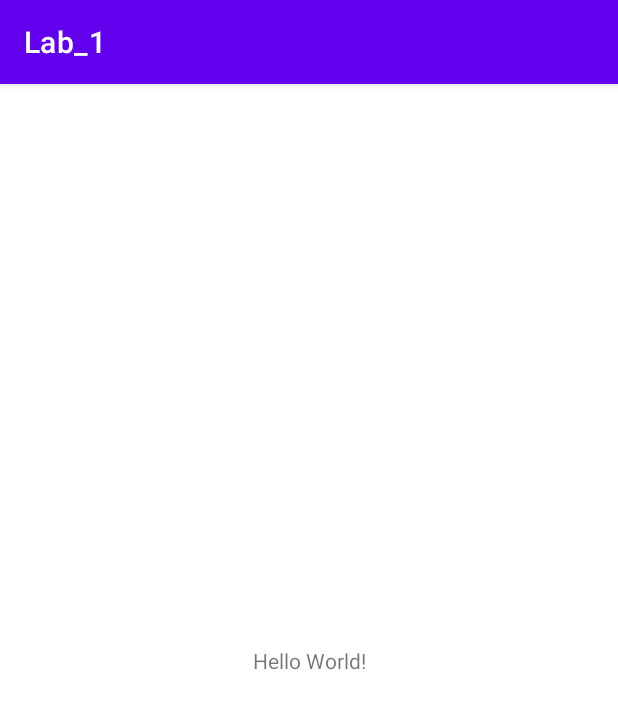
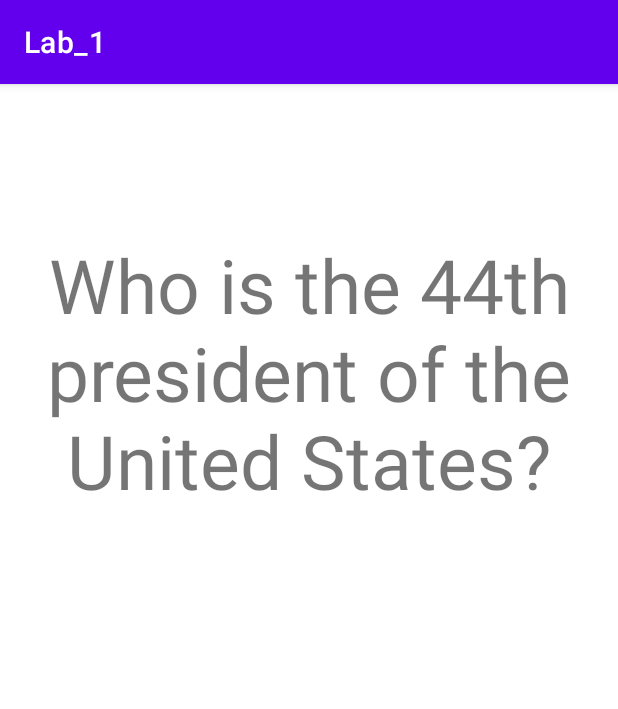
Before and after one commit to Stemluis/CodePath_Flashcard_App, an Android app: the MainActivity screen opened directly, with no data from a screen before it, on a phone screen of 412 x 824 dp. Shown: the top 709 px of the screen. Run offline under Robolectric (Android 15) with nearby library versions, the light colour scheme and no system bars.

Commit message:
Completed required tasks

```diff
--- a/app/src/main/java/com/example/lab_1/MainActivity.java
+++ b/app/src/main/java/com/example/lab_1/MainActivity.java
@@ -1,6 +1,8 @@
 package com.example.lab_1;
 
 import android.os.Bundle;
+import android.view.View;
+import android.widget.TextView;
 
 import androidx.appcompat.app.AppCompatActivity;
 
@@ -10,5 +12,18 @@
     protected void onCreate(Bundle savedInstanceState) {
         super.onCreate(savedInstanceState);
         setContentView(R.layout.activity_main);
+
+        TextView question = findViewById(R.id.flashcard_question);
+        TextView answer = findViewById(R.id.flashcard_answer);
+
+        question.setOnClickListener(v -> {
+            question.setVisibility(View.GONE);
+            answer.setVisibility(View.VISIBLE);
+        });
+
+        answer.setOnClickListener(v -> {
+            answer.setVisibility(View.GONE);
+            question.setVisibility(View.VISIBLE);
+        });
     }
 }
--- a/app/src/main/res/layout/activity_main.xml
+++ b/app/src/main/res/layout/activity_main.xml
@@ -1,5 +1,5 @@
 <?xml version="1.0" encoding="utf-8"?>
-<androidx.constraintlayout.widget.ConstraintLayout xmlns:android="http://schemas.android.com/apk/res/android"
+<RelativeLayout xmlns:android="http://schemas.android.com/apk/res/android"
     xmlns:app="http://schemas.android.com/apk/res-auto"
     xmlns:tools="http://schemas.android.com/tools"
     android:layout_width="match_parent"
@@ -7,12 +7,25 @@
     tools:context=".MainActivity">
 
     <TextView
+        android:id="@+id/flashcard_question"
         android:layout_width="wrap_content"
         android:layout_height="wrap_content"
-        android:text="Hello World!"
-        app:layout_constraintBottom_toBottomOf="parent"
-        app:layout_constraintLeft_toLeftOf="parent"
-        app:layout_constraintRight_toRightOf="parent"
-        app:layout_constraintTop_toTopOf="parent" />
+        android:layout_centerHorizontal="true"
+        android:layout_marginTop="100dp"
+        android:visibility="visible"
+        android:textSize="50sp"
+        android:gravity="center"
+        android:text="Who is the 44th president of the United States?"/>
 
-</androidx.constraintlayout.widget.ConstraintLayout>
+    <TextView
+        android:id="@+id/flashcard_answer"
+        android:layout_width="wrap_content"
+        android:layout_height="wrap_content"
+        android:layout_centerHorizontal="true"
+        android:layout_marginTop="160dp"
+        android:visibility="gone"
+        android:textSize="50sp"
+        android:gravity="center"
+        android:text="Barack Obama"/>
+
+</RelativeLayout>
```
